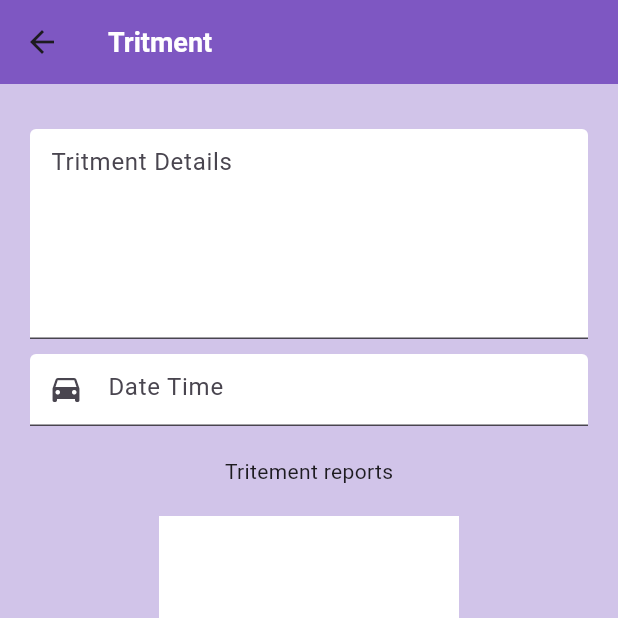
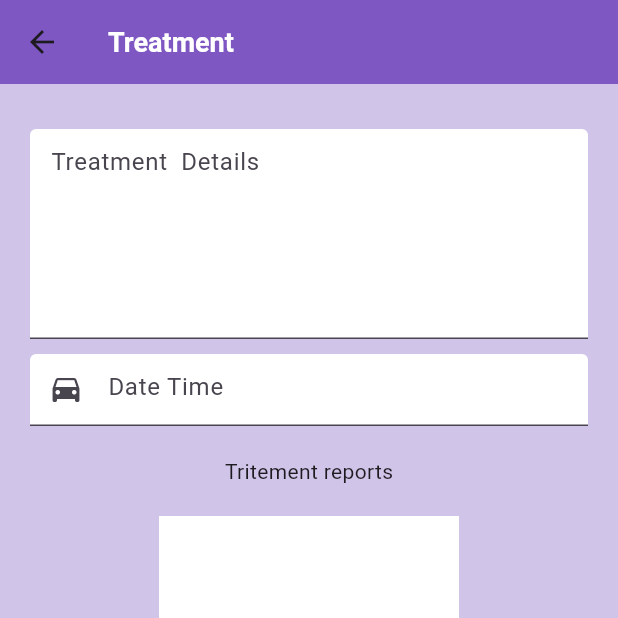
Before and after one commit to Nitishroy-7033/Doctor-Appointment, a Flutter app: the DoctorTritmentPage screen opened directly with empty values, on a phone screen of 412 x 824 dp, the top half of it. Run offline on Flutter 3.47's test engine with Material 3 defaults, Android fonts, the phone set to English and light mode, and no system bars; our stand-ins replace cloud_firestore, firebase_auth, firebase_core, firebase_storage, get, image_picker and 1 more; accounts and stored records are empty.

Commit message:
Treatment  speling corretion

```diff
--- a/lib/Pages/AppointmentReport/AppointmentReport.dart
+++ b/lib/Pages/AppointmentReport/AppointmentReport.dart
@@ -44,7 +44,7 @@ class AppointmentReport extends StatelessWidget {
                     contentPadding: EdgeInsets.all(10),
                     fillColor: Colors.white,
                     filled: true,
-                    hintText: "Tritment Details",
+                    hintText: "Treatment Details",
                     border: UnderlineInputBorder()),
               ),
               const SizedBox(height: 10),
--- a/lib/Pages/CompleteTritment/TritmentPage.dart
+++ b/lib/Pages/CompleteTritment/TritmentPage.dart
@@ -25,7 +25,7 @@ class DoctorTritmentPage extends StatelessWidget {
     return Scaffold(
       backgroundColor: Colors.deepPurple.shade100,
       appBar: AppBar(
-        title: const Text("Tritment"),
+        title: const Text("Treatment "),
       ),
       body: SafeArea(
           child: Padding(
@@ -41,7 +41,7 @@ class DoctorTritmentPage extends StatelessWidget {
                     contentPadding: EdgeInsets.all(10),
                     fillColor: Colors.white,
                     filled: true,
-                    hintText: "Tritment Details",
+                    hintText: "Treatment  Details",
                     border: UnderlineInputBorder()),
               ),
               const SizedBox(height: 10),
```
